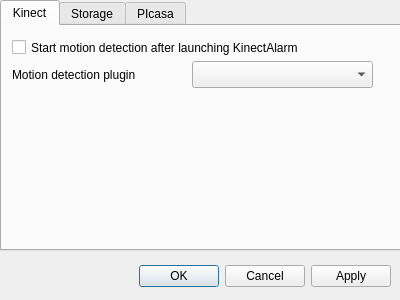
Old version of the form src/Server/ui/settingsdialog.ui in the repository darkenk/KinectAlarm.
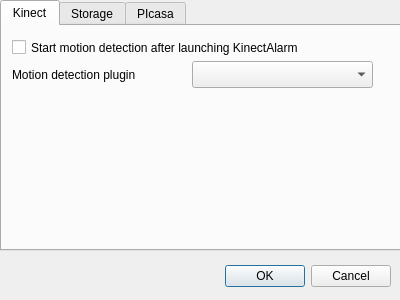
New version of the form.

Commit message: removed segfault, when device is not connected. removed apply button

Diff of the .ui file:
```diff
--- a/src/Server/ui/settingsdialog.ui
+++ b/src/Server/ui/settingsdialog.ui
@@ -474,7 +474,7 @@
     </rect>
    </property>
    <property name="standardButtons">
-    <set>QDialogButtonBox::Apply|QDialogButtonBox::Cancel|QDialogButtonBox::Ok</set>
+    <set>QDialogButtonBox::Cancel|QDialogButtonBox::Ok</set>
    </property>
   </widget>
  </widget>
```
The commit also changes 2 other files.
